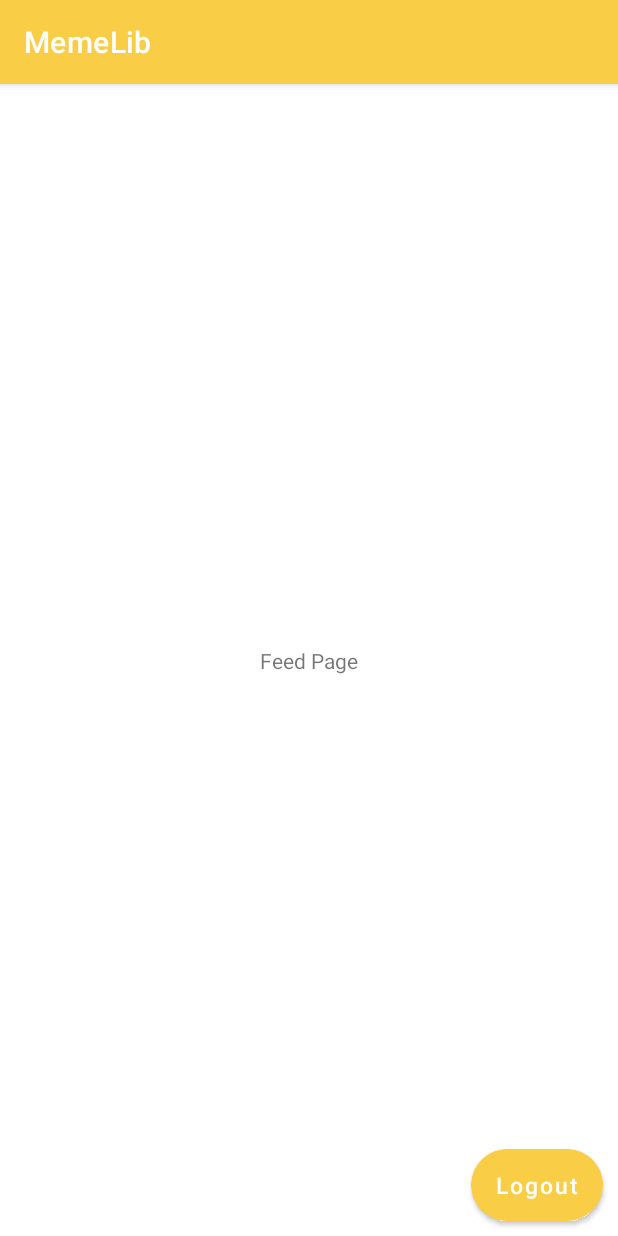
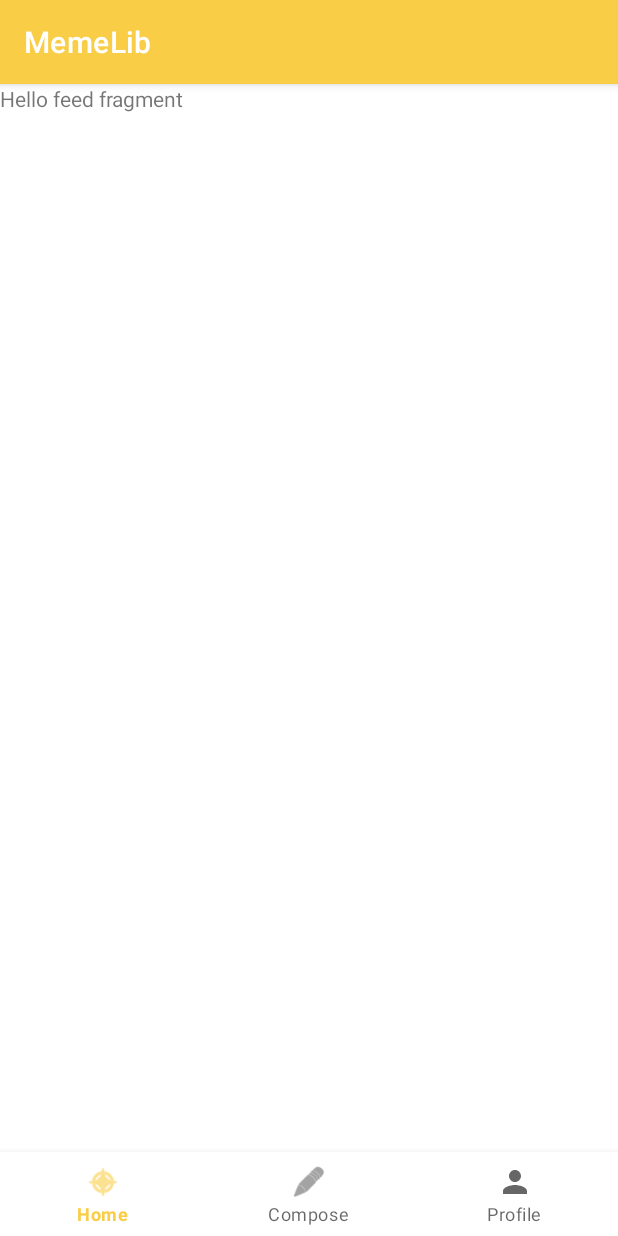
Before and after one commit to Codepath-Group-13-Meme-Library/MemeLib, an Android app: the MainActivity screen opened directly, with no data from a screen before it, on a phone screen of 412 x 824 dp. Run offline under Robolectric (Android 15) with nearby library versions, the phone set to English and light mode, and no system bars; libraries missing offline, so code that uses them is left out: com.parse.

Commit message:
Fragments are created

```diff
--- a/app/build.gradle
+++ b/app/build.gradle
@@ -35,10 +35,11 @@ dependencies {
 
     implementation 'androidx.core:core-ktx:1.7.0'
     implementation 'androidx.appcompat:appcompat:1.4.1'
-    implementation 'com.google.android.material:material:1.5.0'
     implementation 'androidx.constraintlayout:constraintlayout:2.1.3'
     implementation 'com.android.support:appcompat-v7:28.0.0'
+    implementation 'com.google.android.material:material:1.4.0'
     implementation 'com.android.support.constraint:constraint-layout:2.0.4'
+    implementation 'androidx.legacy:legacy-support-v4:1.0.0'
     testImplementation 'junit:junit:4.13.2'
     androidTestImplementation 'androidx.test.ext:junit:1.1.3'
     androidTestImplementation 'androidx.test.espresso:espresso-core:3.4.0'
--- a/app/src/main/AndroidManifest.xml
+++ b/app/src/main/AndroidManifest.xml
@@ -1,6 +1,7 @@
 <?xml version="1.0" encoding="utf-8"?>
 <manifest xmlns:android="http://schemas.android.com/apk/res/android"
     package="com.codepath.memelib">
+
     <!-- permissions to access network state and the internet -->
     <uses-permission android:name="android.permission.ACCESS_WIFI_STATE" />
     <uses-permission android:name="android.permission.ACCESS_NETWORK_STATE" />
--- a/app/src/main/java/com/codepath/memelib/MainActivity.kt
+++ b/app/src/main/java/com/codepath/memelib/MainActivity.kt
@@ -4,28 +4,51 @@ import android.content.Intent
 import androidx.appcompat.app.AppCompatActivity
 import android.os.Bundle
 import android.widget.Button
+import android.widget.Toast
+import android.widget.Toast.LENGTH_SHORT
+import androidx.fragment.app.Fragment
+import androidx.fragment.app.FragmentManager
+import com.codepath.memelib.fragments.ComposeFragment
+import com.codepath.memelib.fragments.FeedFragment
+import com.codepath.memelib.fragments.ProfileFragment
+import com.google.android.material.bottomnavigation.BottomNavigationView
 import com.parse.ParseUser
 
 class MainActivity : AppCompatActivity() {
 
-    lateinit var logoutbtn: Button
-
     override fun onCreate(savedInstanceState: Bundle?) {
         super.onCreate(savedInstanceState)
         setContentView(R.layout.activity_main)
-        logoutbtn = findViewById<Button>(R.id.btnLogout)
-        logoutbtn.isEnabled = ParseUser.getCurrentUser() != null
 
-        logoutbtn.setOnClickListener {
-            //Launch the camera for the user to take picture
-            ParseUser.logOut()
-            goToLoginActivity()
+        val fragmentManager: FragmentManager = supportFragmentManager
+
+        findViewById<BottomNavigationView>(R.id.bottom_navigation).setOnItemSelectedListener {
+                item ->
+
+            var fragmentToShow: Fragment? = null
+
+            when(item.itemId) {
+                R.id.action_home -> {
+                    fragmentToShow = FeedFragment()
+                    Toast.makeText(this, "Home", LENGTH_SHORT).show()
+                }
+                R.id.action_profile -> {
+                    fragmentToShow = ProfileFragment()
+                    Toast.makeText(this, "Profile", LENGTH_SHORT).show()
+                }
+                R.id.action_compose -> {
+                    fragmentToShow = ComposeFragment()
+                    Toast.makeText(this, "Compose", LENGTH_SHORT).show()
+                }
+            }
+
+            if(fragmentToShow != null) {
+                fragmentManager.beginTransaction().replace(R.id.flContainer, fragmentToShow).commit()
+            }
+            true
         }
-    }
 
-    private fun goToLoginActivity() {
-        val intent = Intent(this@MainActivity, LoginActivity::class.java)
-        startActivity(intent)
-        finish()             //closes the MainActivity, avoiding going back to main page on clicking back
+        // Set default selection
+        findViewById<BottomNavigationView>(R.id.bottom_navigation).selectedItemId = R.id.action_home
     }
 }
--- /dev/null
+++ b/app/src/main/java/com/codepath/memelib/fragments/FeedFragment.kt
@@ -0,0 +1,56 @@
+package com.codepath.memelib.fragments
+
+import android.os.Bundle
+import androidx.fragment.app.Fragment
+import android.view.LayoutInflater
+import android.view.View
+import android.view.ViewGroup
+import com.codepath.memelib.R
+// TODO: Rename parameter arguments, choose names that match
+// the fragment initialization parameters, e.g. ARG_ITEM_NUMBER
+private const val ARG_PARAM1 = "param1"
+private const val ARG_PARAM2 = "param2"
+
+/**
+ * A simple [Fragment] subclass.
+ * Use the [FeedFragment.newInstance] factory method to
+ * create an instance of this fragment.
+ */
+class FeedFragment : Fragment() {
+    // TODO: Rename and change types of parameters
+    private var param1: String? = null
+    private var param2: String? = null
+
+    override fun onCreate(savedInstanceState: Bundle?) {
+        super.onCreate(savedInstanceState)
+        arguments?.let {
+            param1 = it.getString(ARG_PARAM1)
+            param2 = it.getString(ARG_PARAM2)
+        }
+    }
+
+    override fun onCreateView(inflater: LayoutInflater, container: ViewGroup?,
+                              savedInstanceState: Bundle?): View? {
+        // Inflate the layout for this fragment
+        return inflater.inflate(R.layout.fragment_feed, container, false)
+    }
+
+    companion object {
+        /**
+         * Use this factory method to create a new instance of
+         * this fragment using the provided parameters.
+         *
+         * @param param1 Parameter 1.
+         * @param param2 Parameter 2.
+         * @return A new instance of fragment FeedFragment.
+         */
+        // TODO: Rename and change types and number of parameters
+        @JvmStatic fun newInstance(param1: String, param2: String) =
+                FeedFragment().apply {
+                    arguments = Bundle().apply {
+                        putString(ARG_PARAM1, param1)
+                        putString(ARG_PARAM2, param2)
+                    }
+                }
+    }
+}
--- /dev/null
+++ b/app/src/main/res/drawable/ic_baseline_person_24.xml
@@ -0,0 +1,10 @@
+<vector xmlns:android="http://schemas.android.com/apk/res/android"
+    android:width="24dp"
+    android:height="24dp"
+    android:viewportWidth="24"
+    android:viewportHeight="24"
+    android:tint="?attr/colorControlNormal">
+  <path
+      android:fillColor="@android:color/white"
+      android:pathData="M12,12c2.21,0 4,-1.79 4,-4s-1.79,-4 -4,-4 -4,1.79 -4,4 1.79,4 4,4zM12,14c-2.67,0 -8,1.34 -8,4v2h16v-2c0,-2.66 -5.33,-4 -8,-4z"/>
+</vector>
--- a/app/src/main/res/layout/activity_main.xml
+++ b/app/src/main/res/layout/activity_main.xml
@@ -6,28 +6,23 @@
     android:layout_height="match_parent"
     tools:context=".MainActivity">
 
-    <TextView
-        android:layout_width="wrap_content"
+    <FrameLayout
+        android:id="@+id/flContainer"
+        android:layout_width="match_parent"
+        android:layout_height="0dp"
+        app:layout_constraintBottom_toTopOf="@+id/bottom_navigation"
+        app:layout_constraintEnd_toEndOf="parent"
+        app:layout_constraintStart_toStartOf="parent"
+        app:layout_constraintTop_toTopOf="parent">
+
+    </FrameLayout>
+
+    <com.google.android.material.bottomnavigation.BottomNavigationView
+        android:id="@+id/bottom_navigation"
+        android:layout_width="match_parent"
         android:layout_height="wrap_content"
-        android:text="Feed Page"
         app:layout_constraintBottom_toBottomOf="parent"
-        app:layout_constraintLeft_toLeftOf="parent"
-        app:layout_constraintRight_toRightOf="parent"
-        app:layout_constraintTop_toTopOf="parent" />
+        app:menu="@menu/menu_bottom_navigation" />
 
-    <Button
-        android:id="@+id/btnLogout"
-        android:layout_width="wrap_content"
-        android:layout_height="wrap_content"
-        android:layout_margin="10dp"
-        android:layout_marginBottom="4dp"
-        android:text="Logout"
-        android:textSize="15sp"
-        android:textAllCaps="false"
-        android:background="@drawable/et_roundcorners"
-        app:layout_constraintBottom_toBottomOf="parent"
-        app:layout_constraintEnd_toEndOf="parent"
-        app:layout_constraintHorizontal_bias="1.0"
-        app:layout_constraintStart_toStartOf="parent" />
 
 </androidx.constraintlayout.widget.ConstraintLayout>
--- /dev/null
+++ b/app/src/main/res/layout/fragment_feed.xml
@@ -0,0 +1,14 @@
+<?xml version="1.0" encoding="utf-8"?>
+<FrameLayout xmlns:android="http://schemas.android.com/apk/res/android"
+    xmlns:tools="http://schemas.android.com/tools"
+    android:layout_width="match_parent"
+    android:layout_height="match_parent"
+    tools:context=".fragments.FeedFragment">
+
+    <!-- TODO: Update blank fragment layout -->
+    <TextView
+        android:layout_width="match_parent"
+        android:layout_height="match_parent"
+        android:text="Hello feed fragment" />
+
+</FrameLayout>
--- /dev/null
+++ b/app/src/main/res/menu/menu_bottom_navigation.xml
@@ -0,0 +1,23 @@
+<?xml version="1.0" encoding="utf-8"?>
+<menu xmlns:android="http://schemas.android.com/apk/res/android"
+    xmlns:app="http://schemas.android.com/apk/res-auto">
+
+    <item
+        android:id="@+id/action_home"
+        android:enabled="true"
+        android:icon="@android:drawable/ic_menu_compass"
+        android:title="Home"
+        app:showAsAction="ifRoom" />
+    <item
+        android:id="@+id/action_compose"
+        android:enabled="true"
+        android:icon="@android:drawable/ic_menu_edit"
+        android:title="Compose"
+        app:showAsAction="ifRoom" />
+    <item
+        android:id="@+id/action_profile"
+        android:enabled="true"
+        android:icon="@drawable/ic_baseline_person_24"
+        android:title="Profile"
+        app:showAsAction="ifRoom" />
+</menu>
--- a/app/src/main/res/values/strings.xml
+++ b/app/src/main/res/values/strings.xml
@@ -9,5 +9,6 @@
 
     <!-- TODO: Remove or change this placeholder text -->
     <string name="hello_blank_fragment">Hello blank fragment</string>
+    <string name="logout">Logout</string>
 
 </resources>
```
Also changed, not shown: app/src/main/java/com/codepath/memelib/fragments/ComposeFragment.kt (added, +60 -0 lines), app/src/main/java/com/codepath/memelib/fragments/ProfileFragment.kt (added, +44 -0 lines), app/src/main/res/layout/fragment_compose.xml (added, +14 -0 lines), app/src/main/res/layout/fragment_profile.xml (added, +25 -0 lines).
